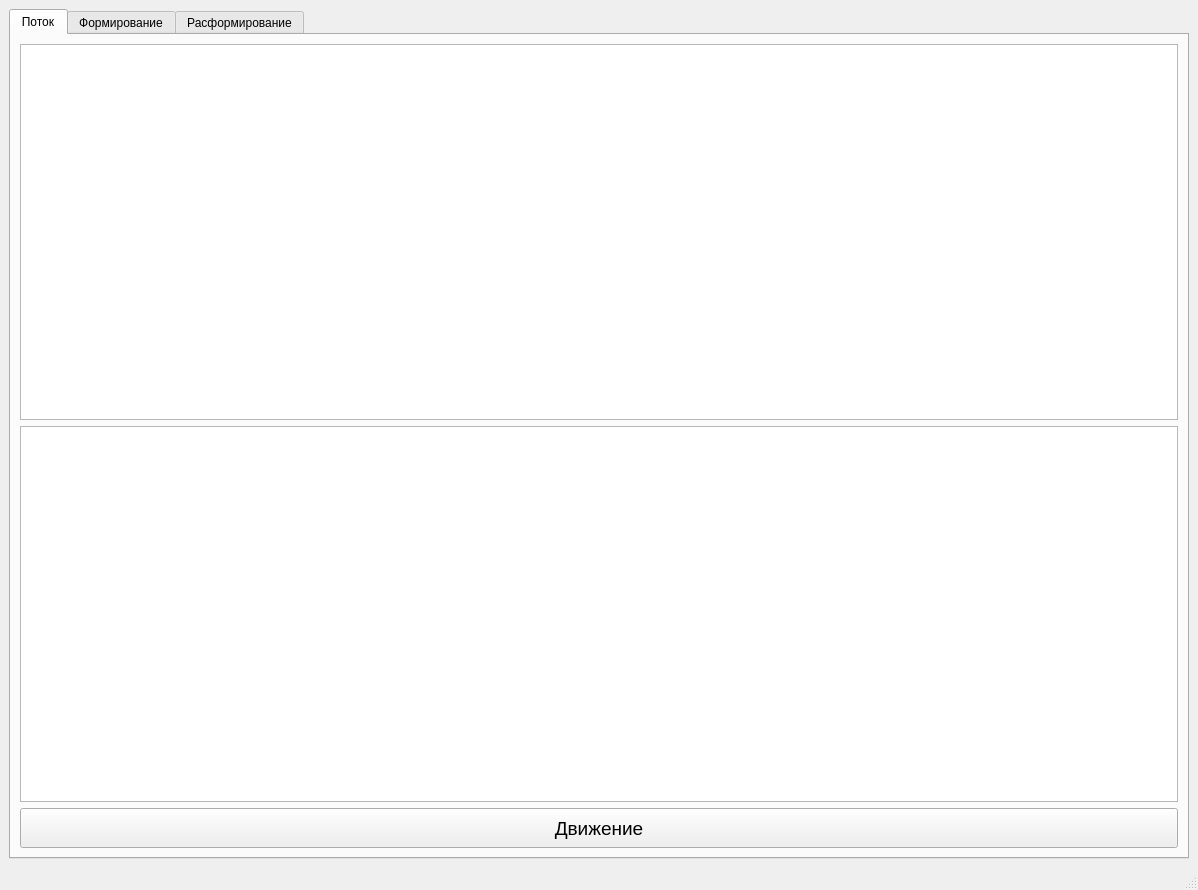
Old version of the form mydesign.ui in the repository Nokturnalmor/Komplekt.
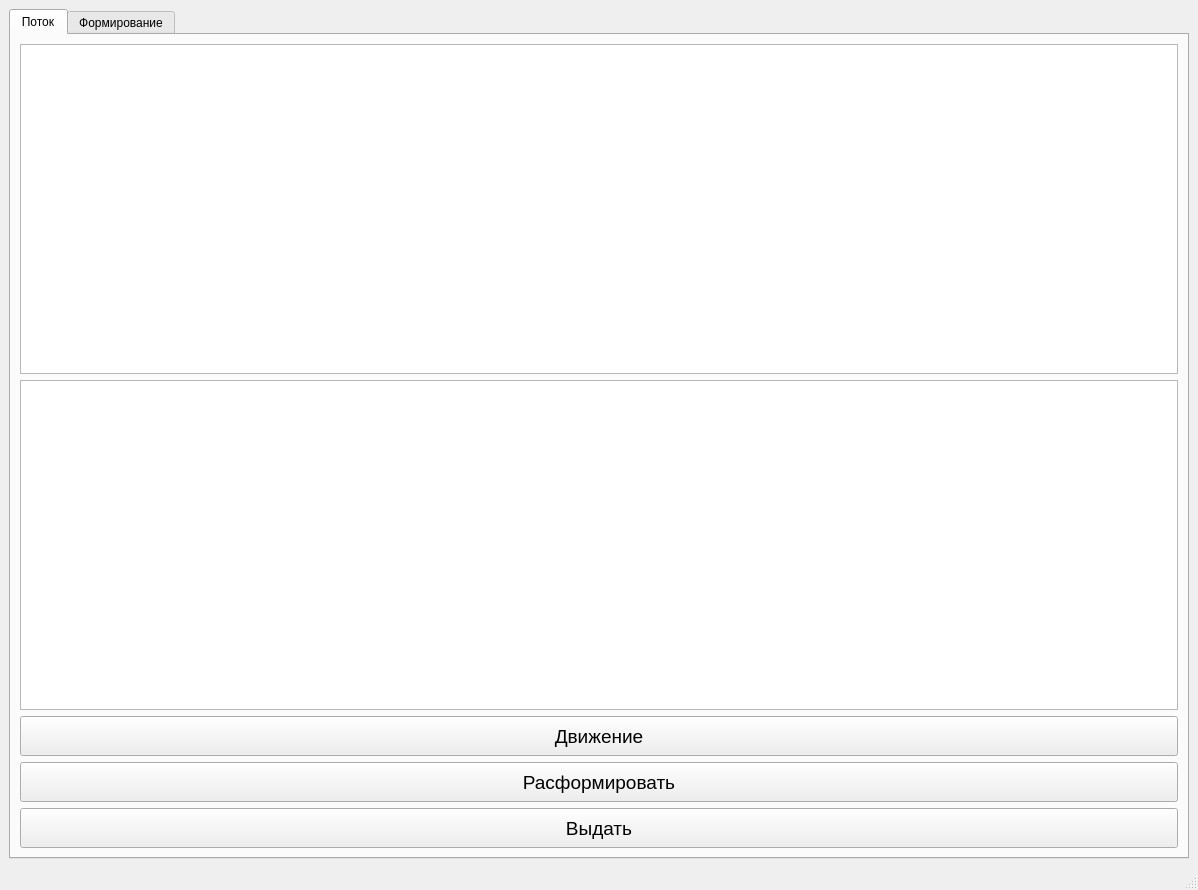
New version of the form.

What changed in the file:
```diff
--- a/mydesign.ui
+++ b/mydesign.ui
@@ -26,7 +26,12 @@
        </attribute>
        <layout class="QVBoxLayout" name="verticalLayout_2">
         <item>
-         <widget class="QTableWidget" name="table_potok"/>
+         <widget class="QTableWidget" name="table_potok">
+          <property name="styleSheet">
+           <string notr="true">selection-color: rgb(14, 18, 255);
+selection-background-color: rgb(0, 255, 59);</string>
+          </property>
+         </widget>
         </item>
         <item>
          <widget class="QTableWidget" name="table_bd_rab_c_potok"/>
@@ -49,6 +54,42 @@
           </property>
          </widget>
         </item>
+        <item>
+         <widget class="QPushButton" name="push_rasform">
+          <property name="minimumSize">
+           <size>
+            <width>0</width>
+            <height>40</height>
+           </size>
+          </property>
+          <property name="font">
+           <font>
+            <pointsize>14</pointsize>
+           </font>
+          </property>
+          <property name="text">
+           <string>Расформировать</string>
+          </property>
+         </widget>
+        </item>
+        <item>
+         <widget class="QPushButton" name="push_vydat">
+          <property name="minimumSize">
+           <size>
+            <width>0</width>
+            <height>40</height>
+           </size>
+          </property>
+          <property name="font">
+           <font>
+            <pointsize>14</pointsize>
+           </font>
+          </property>
+          <property name="text">
+           <string>Выдать</string>
+          </property>
+         </widget>
+        </item>
        </layout>
       </widget>
       <widget class="QWidget" name="tab_2">
@@ -124,34 +165,6 @@
         </item>
        </layout>
       </widget>
-      <widget class="QWidget" name="tab_3">
-       <attribute name="title">
-        <string>Расформирование</string>
-       </attribute>
-       <layout class="QVBoxLayout" name="verticalLayout_3">
-        <item>
-         <widget class="QTableWidget" name="table_potok_rasform"/>
-        </item>
-        <item>
-         <widget class="QPushButton" name="pushButton_2">
-          <property name="minimumSize">
-           <size>
-            <width>0</width>
-            <height>40</height>
-           </size>
-          </property>
-          <property name="font">
-           <font>
-            <pointsize>14</pointsize>
-           </font>
-          </property>
-          <property name="text">
-           <string>Расформировать</string>
-          </property>
-         </widget>
-        </item>
-       </layout>
-      </widget>
      </widget>
     </item>
    </layout>
```
Left out of the diff: 2 changed lines with no effect on the pictures.
